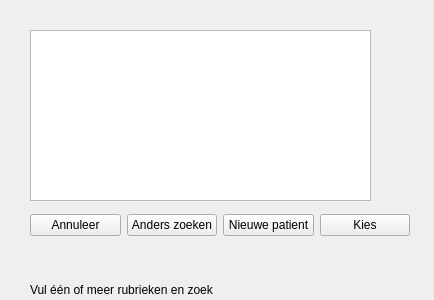
Before: the Qt Designer form src/carereport/views/patientsearch.ui in Mholscher/carereport, drawn with Qt 5.
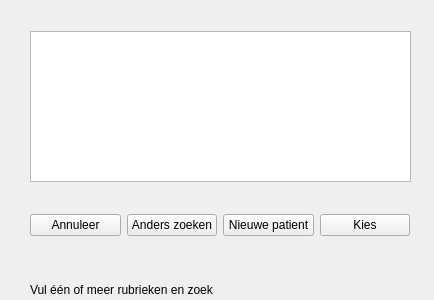
After: the same form once the commit is applied. The open tabs and pages were chosen to show the change. Icons and pictures are not drawn.

Commit message: Showing list of patients from "selection"

The edit to the form file:
```diff
--- a/src/carereport/views/patientsearch.ui
+++ b/src/carereport/views/patientsearch.ui
@@ -131,16 +131,6 @@
     </widget>
    </widget>
    <widget class="QWidget" name="patientResultPage">
-    <widget class="QTableView" name="patientTable">
-     <property name="geometry">
-      <rect>
-       <x>10</x>
-       <y>20</y>
-       <width>341</width>
-       <height>171</height>
-      </rect>
-     </property>
-    </widget>
     <widget class="QWidget" name="horizontalLayoutWidget">
      <property name="geometry">
       <rect>
@@ -193,6 +183,19 @@
       </item>
      </layout>
     </widget>
+    <widget class="QTableWidget" name="patientTable">
+     <property name="geometry">
+      <rect>
+       <x>10</x>
+       <y>21</y>
+       <width>381</width>
+       <height>151</height>
+      </rect>
+     </property>
+     <property name="editTriggers">
+      <set>QAbstractItemView::NoEditTriggers</set>
+     </property>
+    </widget>
    </widget>
    <widget class="QWidget" name="page_2"/>
   </widget>
```
Left out of the diff: 6 changed lines with no effect on the pictures. The commit also changes 3 other files.
